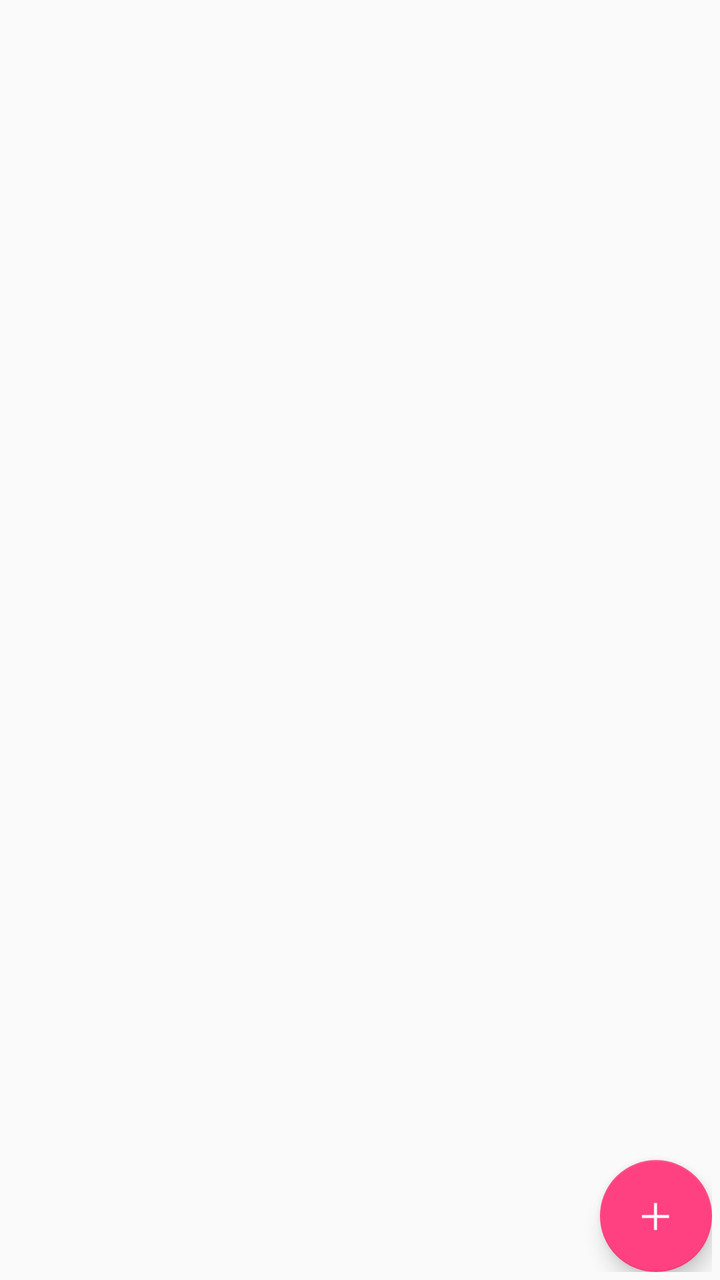
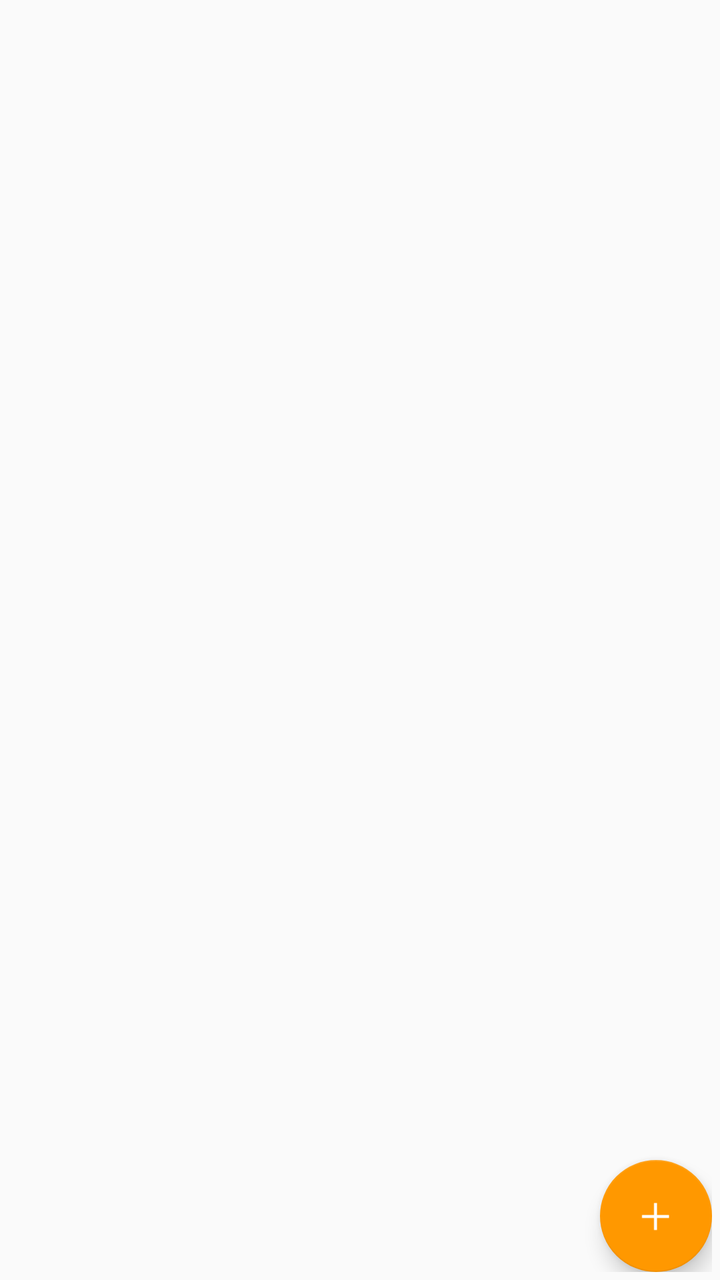

Compare the two renders of this Android layout. The source of the first and the diff that turns it into the second are given below.
<!-- AndroidManifest.xml: application theme AppTheme -->
<!-- res/layout/fragment_product_list.xml -->
<RelativeLayout xmlns:android="http://schemas.android.com/apk/res/android"
    xmlns:tools="http://schemas.android.com/tools"
    xmlns:app="http://schemas.android.com/apk/res-auto"
    android:layout_width="match_parent"
    android:layout_height="match_parent"
    android:padding="4dp"
    tools:context="shop.vav.com.shoppingcart.ui.productlist.ProductListFragment">

    
    <android.support.v7.widget.RecyclerView
        android:id="@+id/product_list_recyclerview"
        android:background="@android:color/transparent"
        android:layout_width="match_parent"
        android:layout_height="match_parent"
        android:scrollbars="vertical"></android.support.v7.widget.RecyclerView>
    <TextView
        android:id="@+id/empty_text"
        android:layout_width="match_parent"
        android:layout_height="match_parent"
        android:textColor="@color/colorPrimary"
        android:text="@string/no_product_found"
        android:gravity="center"
        android:padding="15dp"
        android:textStyle="italic"
        android:visibility="gone"
        android:fontFamily="sans-serif-condensed"/>
    <android.support.design.widget.FloatingActionButton
        android:id="@+id/fab"
        android:layout_width="wrap_content"
        android:layout_height="wrap_content"
        android:layout_alignParentBottom="true"
        android:layout_alignParentRight="true"
        app:fabSize="normal"
        android:elevation="6dp"
        android:src="@drawable/ic_action_add"
        />

</RelativeLayout>
<!-- resources referenced by this layout -->
<resources>
  <color name="colorPrimary">#3F51B5</color>
  <!-- drawable ic_action_add: png bitmap (drawable, 256 bytes) -->
  <string name="no_product_found">No product found!</string>
  <style name="AppTheme" parent="Theme.AppCompat.Light.DarkActionBar">
          
          <item name="colorPrimary">@color/colorPrimary</item>
          <item name="colorPrimaryDark">@color/colorPrimaryDark</item>
          <item name="colorAccent">@color/colorAccent</item>
      </style>
  <color name="colorPrimaryDark">#303F9F</color>
  <color name="colorAccent">#FF4081</color>
</resources>

<!-- the commit's change to res/layout/fragment_product_list.xml (unified diff, before → after) -->
@@ -3,7 +3,7 @@
     xmlns:app="http://schemas.android.com/apk/res-auto"
     android:layout_width="match_parent"
     android:layout_height="match_parent"
-    android:padding="4dp"
+    android:padding="@dimen/margin_padding_tiny"
     tools:context="shop.vav.com.shoppingcart.ui.productlist.ProductListFragment">
 
     
@@ -17,10 +17,10 @@
         android:id="@+id/empty_text"
         android:layout_width="match_parent"
         android:layout_height="match_parent"
-        android:textColor="@color/colorPrimary"
+        android:textColor="@color/primary"
         android:text="@string/no_product_found"
         android:gravity="center"
-        android:padding="15dp"
+        android:padding="@dimen/margin_padding_normal"
         android:textStyle="italic"
         android:visibility="gone"
         android:fontFamily="sans-serif-condensed"/>
@@ -31,7 +31,7 @@
         android:layout_alignParentBottom="true"
         android:layout_alignParentRight="true"
         app:fabSize="normal"
-        android:elevation="6dp"
+        android:elevation="@dimen/margin_padding_xtiny"
         android:src="@drawable/ic_action_add"
         />
 
<!-- resource entries referenced after the edit -->
@@ -1,15 +1,18 @@
 <!-- resources referenced by this layout -->
 <resources>
-  <color name="colorPrimary">#3F51B5</color>
+  <color name="primary">#009688</color>
+  <dimen name="margin_padding_normal">15dp</dimen>
+  <dimen name="margin_padding_tiny">4dp</dimen>
+  <dimen name="margin_padding_xtiny">6dp</dimen>
   <!-- drawable ic_action_add: png bitmap (drawable, 256 bytes) -->
   <string name="no_product_found">No product found!</string>
   <style name="AppTheme" parent="Theme.AppCompat.Light.DarkActionBar">
           
-          <item name="colorPrimary">@color/colorPrimary</item>
-          <item name="colorPrimaryDark">@color/colorPrimaryDark</item>
-          <item name="colorAccent">@color/colorAccent</item>
+          <item name="colorPrimary">@color/primary</item>
+          <item name="colorPrimaryDark">@color/primary_dark</item>
+          <item name="colorAccent">@color/accent</item>
       </style>
-  <color name="colorPrimaryDark">#303F9F</color>
-  <color name="colorAccent">#FF4081</color>
+  <color name="primary_dark">#00796B</color>
+  <color name="accent">#FF9800</color>
 </resources>
 
